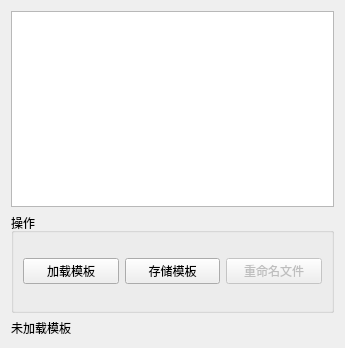
The window that ui/gpt_tab_template_manager_frame.ui (KnockHarder/browserbot) describes before a commit, drawn with Qt 5.
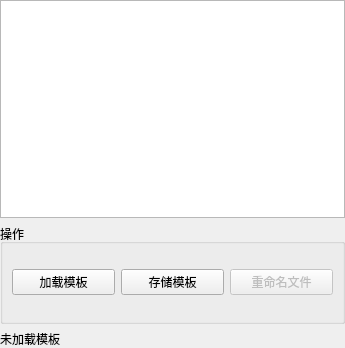
The same window after the commit.

Commit message: UI 美化

The edit to the form file:
```diff
--- a/ui/gpt_tab_template_manager_frame.ui
+++ b/ui/gpt_tab_template_manager_frame.ui
@@ -14,6 +14,18 @@
    <string>Frame</string>
   </property>
   <layout class="QVBoxLayout" name="verticalLayout">
+   <property name="leftMargin">
+    <number>0</number>
+   </property>
+   <property name="topMargin">
+    <number>0</number>
+   </property>
+   <property name="rightMargin">
+    <number>0</number>
+   </property>
+   <property name="bottomMargin">
+    <number>0</number>
+   </property>
    <item>
     <widget class="QPlainTextEdit" name="plainTextEdit"/>
    </item>
```
The commit also changes 4 other files.
